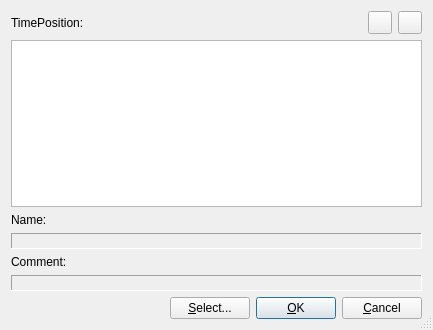
The window that muse3/muse/widgets/editsysexdialogbase.ui (emrum/muse) describes before a commit, drawn with Qt 5.
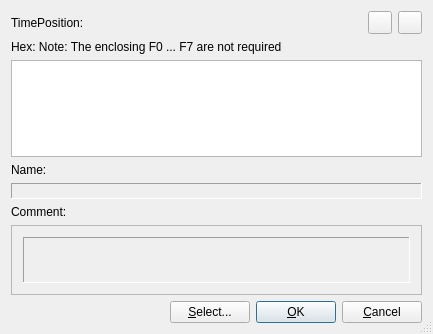
The same window after the commit. Custom widgets are drawn as their Qt base class.

Diff of the .ui file:
```diff
--- a/muse3/muse/widgets/editsysexdialogbase.ui
+++ b/muse3/muse/widgets/editsysexdialogbase.ui
@@ -7,7 +7,7 @@
     <x>0</x>
     <y>0</y>
     <width>433</width>
-    <height>330</height>
+    <height>334</height>
    </rect>
   </property>
   <property name="windowTitle">
@@ -76,6 +76,13 @@
      </item>
     </layout>
    </item>
+   <item>
+    <widget class="QLabel" name="label">
+     <property name="text">
+      <string>Hex: Note: The enclosing F0 ... F7 are not required</string>
+     </property>
+    </widget>
+   </item>
    <item>
     <widget class="QTextEdit" name="edit"/>
    </item>
@@ -110,13 +117,32 @@
     </widget>
    </item>
    <item>
-    <widget class="QLabel" name="commentLabel">
-     <property name="frameShape">
-      <enum>QFrame::Panel</enum>
+    <widget class="QScrollArea" name="scrollArea">
+     <property name="widgetResizable">
+      <bool>true</bool>
      </property>
-     <property name="frameShadow">
-      <enum>QFrame::Sunken</enum>
-     </property>
+     <widget class="QWidget" name="scrollAreaWidgetContents">
+      <property name="geometry">
+       <rect>
+        <x>0</x>
+        <y>0</y>
+        <width>407</width>
+        <height>59</height>
+       </rect>
+      </property>
+      <layout class="QVBoxLayout" name="verticalLayout">
+       <item>
+        <widget class="QLabel" name="commentLabel">
+         <property name="frameShape">
+          <enum>QFrame::Panel</enum>
+         </property>
+         <property name="frameShadow">
+          <enum>QFrame::Sunken</enum>
+         </property>
+        </widget>
+       </item>
+      </layout>
+     </widget>
     </widget>
    </item>
    <item>
```
Left out of the diff: 33 changed lines with no effect on the pictures.
